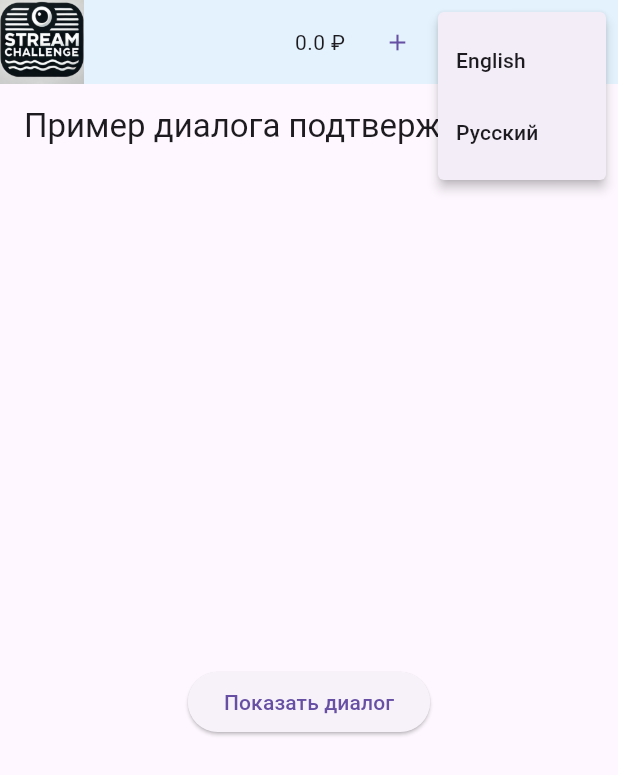
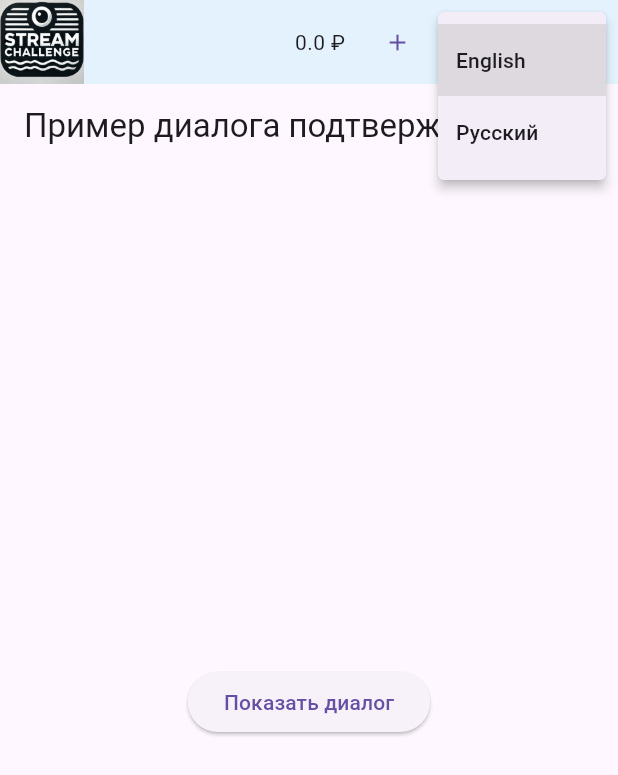
Before and after one commit to haskir/stream_challenger_front, a Flutter app: the ConfirmationDialogExample screen opened by its route, after a tap on the "language" icon, on a phone screen of 412 x 824 dp. Shown: the top 775 px of the screen. Run offline on Flutter 3.47's test engine with Material 3 defaults, Android fonts, the phone set to English and light mode, and no system bars; our stand-ins replace audioplayers, dartz, dio, equatable, flutter_riverpod, flutter_secure_storage and 3 more; missing offline and left inert: dart:html; accounts and stored records are empty.

Commit message:
Вроде работает прогрузка и изменение настроек пользователя

```diff
--- a/lib/core/platform/auth_client.dart
+++ b/lib/core/platform/auth_client.dart
@@ -61,8 +61,6 @@ class _AuthServiceHTML implements AuthClient {
   @override
   AuthToken? getUserInfo() {
     if (_token == null) return null;
-    print(_token);
-    print(JwtDecoder.decode(token!));
     return AuthToken.fromMap(JwtDecoder.decode(_token!));
   }
 
--- a/lib/data/models/user_preferences.dart
+++ b/lib/data/models/user_preferences.dart
@@ -6,8 +6,8 @@ import 'package:stream_challenge/core/platform/datetime_format.dart';
 // ignore_for_file: non_constant_identifier_names
 
 class Account {
-  final double balance;
-  final String currency;
+  double balance;
+  String currency;
 
   Account({required this.balance, required this.currency});
 
@@ -35,9 +35,9 @@ class Account {
 }
 
 class Preferences {
-  final double minimum_reward_in_dollars;
-  final String language;
-  final String timezone;
+  double minimum_reward_in_dollars;
+  String language;
+  String timezone;
 
   Preferences({
     required this.minimum_reward_in_dollars,
@@ -68,4 +68,10 @@ class Preferences {
 
   factory Preferences.fromJson(String source) =>
       Preferences.fromMap(json.decode(source) as Map<String, dynamic>);
+
+  factory Preferences.defaultPreferences() => Preferences(
+        minimum_reward_in_dollars: 1.0,
+        language: 'EN',
+        timezone: 'UTC',
+      );
 }
--- a/lib/main.dart
+++ b/lib/main.dart
@@ -1,5 +1,7 @@
 import 'package:flutter/material.dart';
 import 'package:flutter_localizations/flutter_localizations.dart';
+import 'package:stream_challenge/data/models/user_preferences.dart';
+import 'package:stream_challenge/providers/preferences_provider.dart';
 import 'core/platform/app_localization.dart';
 import 'package:flutter_riverpod/flutter_riverpod.dart';
 // ignore: depend_on_referenced_packages
@@ -12,7 +14,7 @@ class StreamChallengeApp extends ConsumerWidget {
 
   @override
   Widget build(BuildContext context, WidgetRef ref) {
-    final locale = ref.watch(localeProvider);
+    final Preferences preferences = ref.watch(preferencesProvider);
     final router = ref.watch(routerProvider);
 
     return MaterialApp.router(
@@ -20,7 +22,7 @@ class StreamChallengeApp extends ConsumerWidget {
       routerDelegate: router.routerDelegate,
       routeInformationParser: router.routeInformationParser,
       routeInformationProvider: router.routeInformationProvider,
-      locale: locale,
+      locale: Locale(preferences.language.toLowerCase()),
       theme: mainTheme,
       onGenerateTitle: (context) =>
           AppLocalizations.of(context).translate('title'),
--- a/lib/main_widgets/appbar_widgets/auth_widget.dart
+++ b/lib/main_widgets/appbar_widgets/auth_widget.dart
@@ -2,6 +2,7 @@ import 'package:flutter/material.dart';
 import 'package:flutter_riverpod/flutter_riverpod.dart';
 import 'package:go_router/go_router.dart';
 import 'package:stream_challenge/core/platform/app_localization.dart';
+import 'package:stream_challenge/providers/preferences_provider.dart';
 import 'package:stream_challenge/providers/providers.dart';
 
 class AuthWidget extends ConsumerWidget {
@@ -42,6 +43,7 @@ class AuthWidget extends ConsumerWidget {
         onPressed: () async {
           // Вызов метода входа через провайдер
           await ref.read(authStateProvider.notifier).auth(context);
+          await ref.read(preferencesProvider.notifier).initialize();
         },
       ),
     );
--- a/lib/main_widgets/appbar_widgets/balance_widget.dart
+++ b/lib/main_widgets/appbar_widgets/balance_widget.dart
@@ -1,6 +1,6 @@
 import 'package:flutter_riverpod/flutter_riverpod.dart';
 import 'package:stream_challenge/data/models/user_preferences.dart';
-import 'package:stream_challenge/providers/providers.dart';
+import 'package:stream_challenge/providers/preferences_provider.dart';
 import 'package:flutter/material.dart';
 import 'package:audioplayers/audioplayers.dart';
 
--- a/lib/main_widgets/main_widget.dart
+++ b/lib/main_widgets/main_widget.dart
@@ -2,6 +2,8 @@ import 'package:flutter/material.dart';
 import 'package:flutter_riverpod/flutter_riverpod.dart';
 import 'package:go_router/go_router.dart';
 import 'package:stream_challenge/core/platform/app_localization.dart';
+import 'package:stream_challenge/data/models/user_preferences.dart';
+import 'package:stream_challenge/providers/preferences_provider.dart';
 import 'package:stream_challenge/providers/providers.dart';
 import 'appbar_widgets/auth_widget.dart';
 import 'appbar_widgets/balance_widget.dart';
@@ -9,12 +11,10 @@ import 'appbar_widgets/logo.dart';
 
 class MainWidget extends ConsumerStatefulWidget {
   final Widget child;
-  final Function(String) onLocaleChange;
 
   const MainWidget({
     super.key,
     required this.child,
-    required this.onLocaleChange,
   });
 
   @override
@@ -45,6 +45,8 @@ class _CustomAppBarState extends ConsumerState<_AppBar> {
   @override
   Widget build(BuildContext context) {
     final authState = ref.watch(authStateProvider);
+    final Preferences preferences = ref.watch(preferencesProvider);
+
     Row? titleWidget;
 
     if (authState.isAuthenticated) {
@@ -88,12 +90,14 @@ class _CustomAppBarState extends ConsumerState<_AppBar> {
           icon: const Icon(Icons.language),
           itemBuilder: (context) {
             return [
-              const PopupMenuItem(value: 'en', child: Text('English')),
-              const PopupMenuItem(value: 'ru', child: Text('Русский')),
+              const PopupMenuItem(value: 'EN', child: Text('English')),
+              const PopupMenuItem(value: 'RU', child: Text('Русский')),
             ];
           },
-          onSelected: (String value) =>
-              ref.read(localeProvider.notifier).state = Locale(value),
+          initialValue: preferences.language,
+          onSelected: (String value) async {
+            await ref.read(preferencesProvider.notifier).updateLanguage(value);
+          },
         ),
       ],
     );
--- a/lib/providers/api.dart
+++ b/lib/providers/api.dart
@@ -35,6 +35,7 @@ class RestrictedWordsChecker {
           .any((word) => text.toLowerCase().contains(word.toLowerCase()));
     }
 
+    // ignore: unused_element
     bool listContains(List<String> text) {
       return text.any(wordIsRestricted);
     }
--- a/lib/providers/providers.dart
+++ b/lib/providers/providers.dart
@@ -1,4 +1,3 @@
-import 'dart:ui';
 import 'package:flutter_riverpod/flutter_riverpod.dart';
 import 'package:go_router/go_router.dart';
 import 'package:stream_challenge/core/platform/dio.dart';
@@ -7,7 +6,6 @@ import '../core/platform/auth_state.dart';
 import '../main_widgets/main_widget.dart';
 import '../main_widgets/router.dart';
 
-final localeProvider = StateProvider<Locale>((ref) => const Locale('en'));
 final authStateProvider =
     StateNotifierProvider<AuthNotifier, AuthState>((ref) => AuthNotifier());
 final httpClientProvider = FutureProvider<Requester>((ref) async {
@@ -16,15 +14,11 @@ final httpClientProvider = FutureProvider<Requester>((ref) async {
 });
 
 final routerProvider = Provider<GoRouter>((ref) {
-  final changeLocale = ref.read(localeProvider.notifier);
-
   return GoRouter(
     routes: [
       ShellRoute(
         builder: (context, state, child) {
           return MainWidget(
-            onLocaleChange: (languageCode) =>
-                changeLocale.state = Locale(languageCode),
             child: child,
           );
         },
```
Also changed, not shown: lib/main_widgets/appbar_widgets/locale_widget.dart (deleted, +0 -41 lines), lib/providers/preferences_provider.dart (added, +79 -0 lines).
